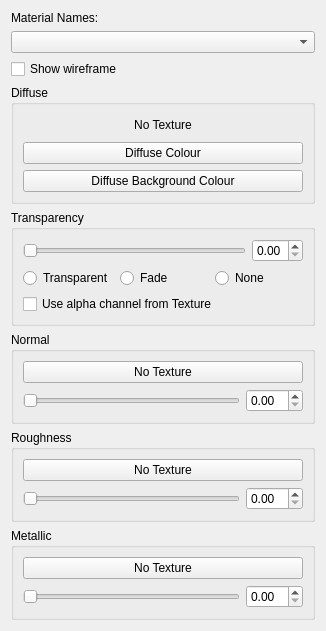
Above: src/materialwidget.ui from chchwy/ogre-v2-mesh-viewer before the change. Below: the same form after it.
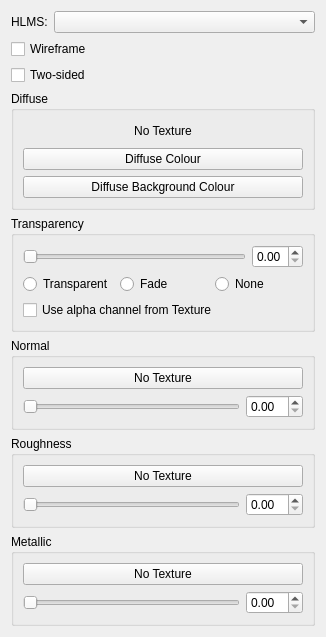
That is the form after the change.

Commit message: WIP two-sided/visible/bounding box

```diff
--- a/src/materialwidget.ui
+++ b/src/materialwidget.ui
@@ -7,7 +7,7 @@
     <x>0</x>
     <y>0</y>
     <width>326</width>
-    <height>587</height>
+    <height>616</height>
    </rect>
   </property>
   <property name="windowTitle">
@@ -15,6 +15,11 @@
   </property>
   <layout class="QVBoxLayout" name="verticalLayout">
    <item>
+    <layout class="QHBoxLayout" name="horizontalLayout_6" stretch="0,1">
+     <property name="spacing">
+      <number>6</number>
+     </property>
+     <item>
     <widget class="QLabel" name="label">
      <property name="sizePolicy">
       <sizepolicy hsizetype="Preferred" vsizetype="Minimum">
@@ -29,17 +34,26 @@
       </size>
      </property>
      <property name="text">
-      <string>Material Names:</string>
+        <string>HLMS:</string>
      </property>
     </widget>
    </item>
    <item>
     <widget class="QComboBox" name="mtlNameCombo"/>
    </item>
+    </layout>
+   </item>
    <item>
     <widget class="QCheckBox" name="wireframeCheck">
      <property name="text">
-      <string>Show wireframe</string>
+      <string>Wireframe</string>
+     </property>
+    </widget>
+   </item>
+   <item>
+    <widget class="QCheckBox" name="twoSidedCheck">
+     <property name="text">
+      <string>Two-sided</string>
      </property>
     </widget>
    </item>
```
Lines whose indentation alone changed are shown as unchanged. The commit also changes 2 other files.
